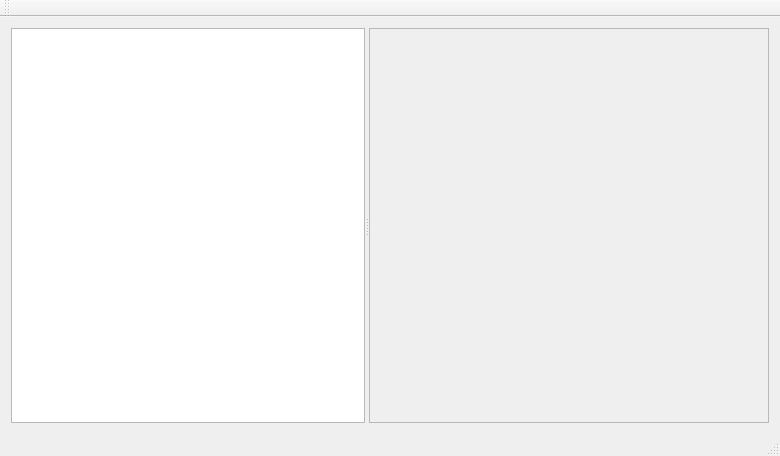
PlusMinus0/QBibLaTeXMan, file Source/mainwindow.ui: the form before one commit.
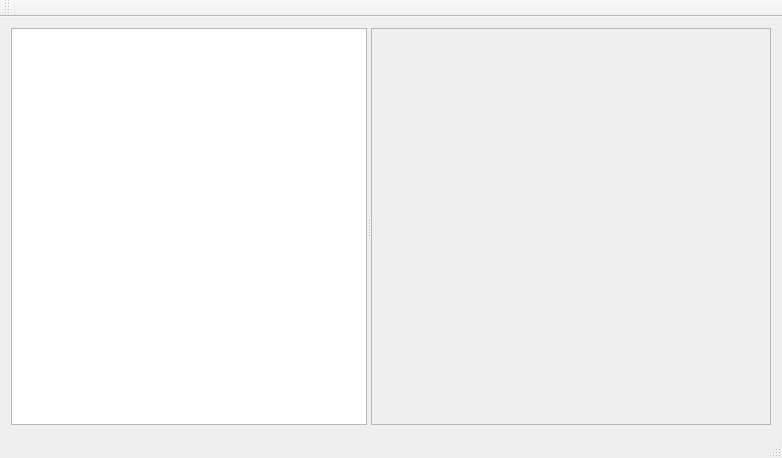
The form after the commit. Custom widgets are drawn as their Qt base class.

The edit to the form file:
```diff
--- a/Source/mainwindow.ui
+++ b/Source/mainwindow.ui
@@ -6,8 +6,8 @@
    <rect>
     <x>0</x>
     <y>0</y>
-    <width>780</width>
-    <height>456</height>
+    <width>782</width>
+    <height>458</height>
    </rect>
   </property>
   <property name="windowTitle">
@@ -20,10 +20,17 @@
       <property name="orientation">
        <enum>Qt::Horizontal</enum>
       </property>
-      <widget class="BibTableView" name="tableView"/>
+      <widget class="BibTableView" name="tableView">
+       <property name="sizePolicy">
+        <sizepolicy hsizetype="Expanding" vsizetype="Expanding">
+         <horstretch>2</horstretch>
+         <verstretch>0</verstretch>
+        </sizepolicy>
+       </property>
+      </widget>
       <widget class="QScrollArea" name="scrollArea">
        <property name="sizePolicy">
-        <sizepolicy hsizetype="Fixed" vsizetype="Expanding">
+        <sizepolicy hsizetype="Expanding" vsizetype="Expanding">
          <horstretch>0</horstretch>
          <verstretch>0</verstretch>
         </sizepolicy>
@@ -42,10 +49,16 @@
          <rect>
           <x>0</x>
           <y>0</y>
-          <width>459</width>
-          <height>387</height>
+          <width>398</width>
+          <height>389</height>
          </rect>
         </property>
+        <property name="sizePolicy">
+         <sizepolicy hsizetype="Preferred" vsizetype="Preferred">
+          <horstretch>0</horstretch>
+          <verstretch>0</verstretch>
+         </sizepolicy>
+        </property>
         <layout class="QVBoxLayout" name="verticalLayout">
          <item>
           <widget class="BibItemEditWidget" name="editWidget" native="true"/>
```
Left out of the diff: 2 changed lines with no effect on the pictures.
